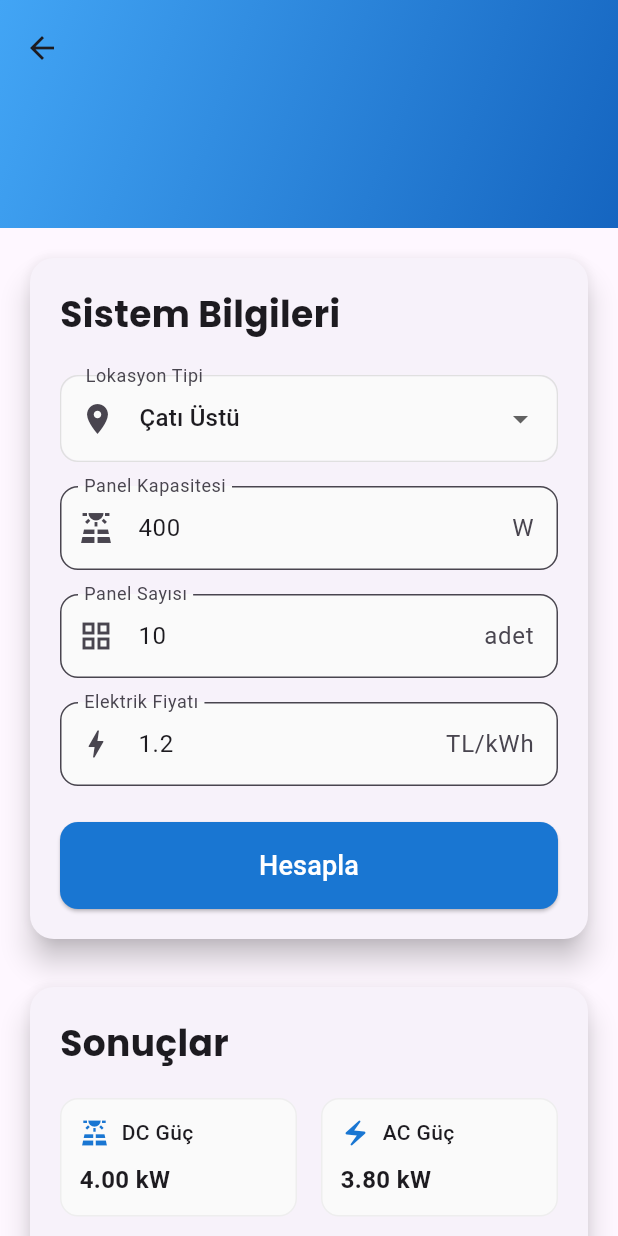
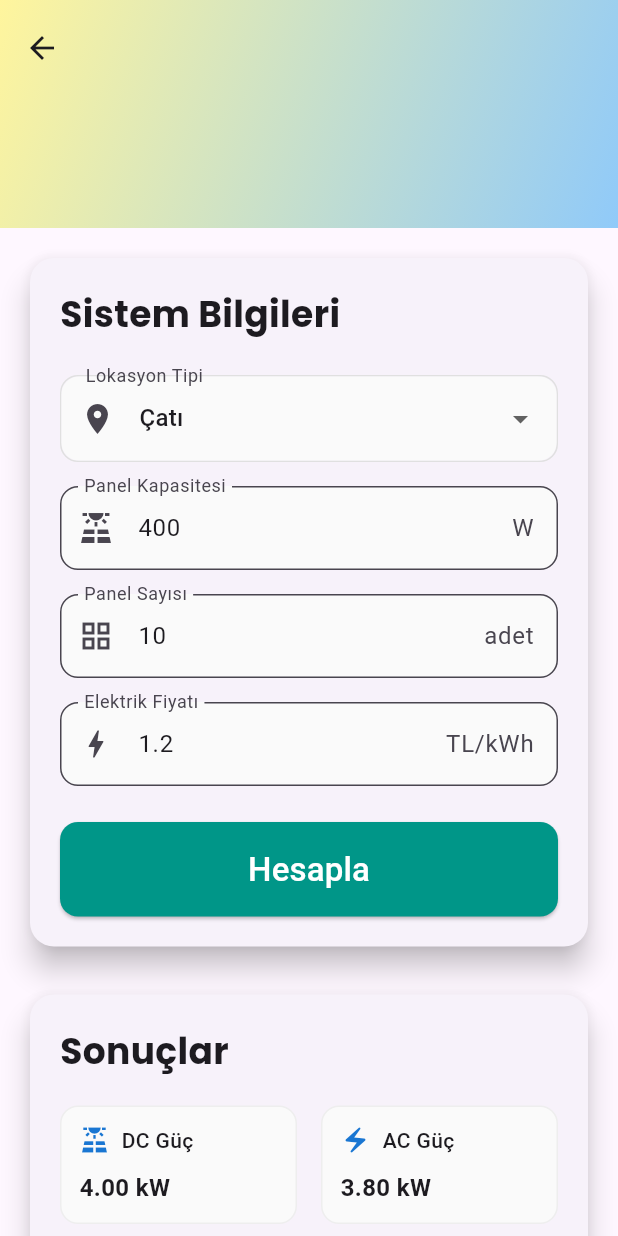
Before and after one commit to BrooHub/SolarEnergy, a Flutter app: the SolarCalculatorPage screen opened by its route, after a tap on "Hesapla", on a phone screen of 412 x 824 dp. Run offline on Flutter 3.47's test engine with Material 3 defaults, Android fonts, the phone set to English and light mode, and no system bars; our stand-ins replace fl_chart, flutter_map, google_fonts, latlong2, webview_flutter.

Commit message:
update the map style

```diff
--- a/tkw/lib/app.dart
+++ b/tkw/lib/app.dart
@@ -23,6 +23,7 @@ class SolarEnergyExplorer extends StatelessWidget {
       initialRoute: '/',
       routes: {
         '/': (context) => const MapPage(),
+        '/home': (context) => const MapPage(),
         '/district_info_page':(context)=>const DistrictInfoPage(),
         '/energy_calculation': (context) => const EnergyCalculationPage(),
         '/statistics': (context) => const StatisticsPage(),
--- a/tkw/lib/screens/result_summary_page.dart
+++ b/tkw/lib/screens/result_summary_page.dart
@@ -5,6 +5,8 @@ import 'package:fl_chart/fl_chart.dart';
 import 'package:intl/intl.dart';
 import 'package:intl/date_symbol_data_local.dart';
 import 'package:google_fonts/google_fonts.dart';
+
+import '../widgets/home_button.dart';
 
 class SolarCalculatorPage extends StatefulWidget {
   const SolarCalculatorPage({super.key});
@@ -28,18 +30,18 @@ class _SolarCalculatorPageState extends State<SolarCalculatorPage>
 
   // Türkçe ay isimleri
   final List<String> _turkishMonths = [
-    'Oca',
-    'Şub',
-    'Mar',
-    'Nis',
-    'May',
-    'Haz',
-    'Tem',
-    'Ağu',
-    'Eyl',
-    'Eki',
-    'Kas',
-    'Ara'
+    '1',
+    '2',
+    '3',
+    '4',
+    '5',
+    '6',
+    '7',
+    '8',
+    '9',
+    '10',
+    '11',
+    '12'
   ];
 
   @override
@@ -149,7 +151,10 @@ class _SolarCalculatorPageState extends State<SolarCalculatorPage>
   @override
   Widget build(BuildContext context) {
     return Scaffold(
+
+
       body: CustomScrollView(
+
         slivers: [
           SliverAppBar.large(
             title: Text(
@@ -163,8 +168,8 @@ class _SolarCalculatorPageState extends State<SolarCalculatorPage>
                     begin: Alignment.topLeft,
                     end: Alignment.bottomRight,
                     colors: [
-                      Colors.blue.shade400,
-                      Colors.blue.shade800,
+                      Colors.yellow.shade200,
+                      Colors.blue.shade200,
                     ],
                   ),
                 ),
@@ -187,6 +192,7 @@ class _SolarCalculatorPageState extends State<SolarCalculatorPage>
           ),
         ],
       ),
+
     );
   }
 
@@ -259,7 +265,7 @@ class _SolarCalculatorPageState extends State<SolarCalculatorPage>
           prefixIcon: const Icon(Icons.location_on),
         ),
         items: const [
-          DropdownMenuItem(value: 'roof', child: Text('Çatı Üstü')),
+          DropdownMenuItem(value: 'roof', child: Text('Çatı')),
           DropdownMenuItem(value: 'ground', child: Text('Arazi')),
         ],
         onChanged: (value) => setState(() => _locationType = value!),
@@ -303,7 +309,7 @@ class _SolarCalculatorPageState extends State<SolarCalculatorPage>
       onPressed: _isLoading ? null : _calculateResults,
       style: ElevatedButton.styleFrom(
         padding: const EdgeInsets.symmetric(vertical: 16),
-        backgroundColor: Colors.blue.shade700,
+        backgroundColor: Colors.teal,
         shape: RoundedRectangleBorder(
           borderRadius: BorderRadius.circular(12),
         ),
@@ -312,7 +318,7 @@ class _SolarCalculatorPageState extends State<SolarCalculatorPage>
           ? const CircularProgressIndicator()
           : const Text(
               'Hesapla',
-              style: TextStyle(fontSize: 18, color: Colors.white),
+              style: TextStyle(fontSize: 22, color: Colors.white),
             ),
     );
   }
@@ -465,8 +471,10 @@ class _SolarCalculatorPageState extends State<SolarCalculatorPage>
             const SizedBox(height: 24),
             SizedBox(
               height: 300,
+
               child: BarChart(
                 BarChartData(
+
                   alignment: BarChartAlignment.spaceAround,
                   maxY: _monthlyData
                           .map((m) => m['production'])
@@ -509,7 +517,7 @@ class _SolarCalculatorPageState extends State<SolarCalculatorPage>
                             ),
                           ),
                         ),
-                        reservedSize: 40,
+                        reservedSize: 30,
                       ),
                     ),
                     rightTitles: AxisTitles(
@@ -518,7 +526,7 @@ class _SolarCalculatorPageState extends State<SolarCalculatorPage>
                         getTitlesWidget: (value, meta) => Padding(
                           padding: const EdgeInsets.only(left: 8.0),
                           child: Text(
-                            '${NumberFormat.compact().format(value)} TL',
+                            '${NumberFormat.compact().format(value)}',
                             style: TextStyle(
                               fontSize: 12,
                               color: Colors.green.shade700,
@@ -526,7 +534,7 @@ class _SolarCalculatorPageState extends State<SolarCalculatorPage>
                             ),
                           ),
                         ),
-                        reservedSize: 60,
+                        reservedSize: 50,
                       ),
                     ),
                     topTitles:
@@ -552,7 +560,7 @@ class _SolarCalculatorPageState extends State<SolarCalculatorPage>
                       barRods: [
                         BarChartRodData(
                           fromY: 0,
-                          toY: _monthlyData[index]['production'].toDouble(),
+                          toY: _monthlyData[index]['production'].toDouble()<7000? _monthlyData[index]['production'].toDouble():7000,
                           color: Colors.blue.shade400,
                           width: 8,
                           borderRadius: const BorderRadius.only(
@@ -562,7 +570,7 @@ class _SolarCalculatorPageState extends State<SolarCalculatorPage>
                         ),
                         BarChartRodData(
                           fromY: 0,
-                          toY: _monthlyData[index]['income'].toDouble(),
+                          toY: _monthlyData[index]['income'].toDouble()<7000 ? _monthlyData[index]['income'].toDouble() : 7000,
                           color: Colors.green.shade400,
                           width: 8,
                           borderRadius: const BorderRadius.only(
--- a/tkw/lib/screens/search_page.dart
+++ b/tkw/lib/screens/search_page.dart
@@ -138,6 +138,7 @@ class _SearchPageState extends State<SearchPage> {
                       sunshineHours: selectedIlce!['sunshineHours'],
                       ilce: selectedIl!['il']);
                   activ = true;
+                  AppState.solarData=solar;
                 });
               },
             ),
@@ -151,7 +152,9 @@ class _SearchPageState extends State<SearchPage> {
             Row(
               children: [
                 TextCard(text: 'Daha Fazla Sonuç \nGörmek İçin Tıklayın', onPressed: () {}),
-                TextCard(text: 'Enerji Üretimini \nHesaplamak İçin \nTıklayın', onPressed: () {}),
+                TextCard(text: 'Enerji Üretimini \nHesaplamak İçin \nTıklayın', onPressed: () {
+                        Navigator.pushNamed(context, '/result_summary');
+                      }),
               ],
             ),
           ],
--- a/tkw/lib/screens/web_site.dart
+++ b/tkw/lib/screens/web_site.dart
@@ -27,7 +27,7 @@ class _MyWebViewState extends State<MyWebView> {
   Widget build(BuildContext context) {
     return Scaffold(
       appBar: AppBar(
-        title: const Text('WebView '),
+
       ),
       body: WebViewWidget(controller: _controller),
     );
--- a/tkw/lib/widgets/home_button.dart
+++ b/tkw/lib/widgets/home_button.dart
@@ -1,4 +1,5 @@
 import 'package:flutter/material.dart';
+import 'package:tkw/screens/map_page.dart';
 
 class HomeButton extends StatelessWidget {
   const HomeButton({super.key});
@@ -23,9 +24,9 @@ class HomeButton extends StatelessWidget {
           ),
           padding: const EdgeInsets.all(8),
           child: IconButton(
+            onPressed: () {
 
-            onPressed: () {Navigator.pushNamed(context, '/');
-
+              Navigator.pop(context);
             },
             icon: Image.asset(
               'assets/images/home.png',
@@ -34,7 +35,6 @@ class HomeButton extends StatelessWidget {
             ),
           ),
         ),
-
       ],
     );
   }
```
Also changed, not shown: tkw/lib/screens/map_page.dart (+14 -7 lines), tkw/lib/widgets/sheet.dart (+20 -23 lines), tkw/lib/screens/district_info_page.dart (line endings or trailing spaces).
